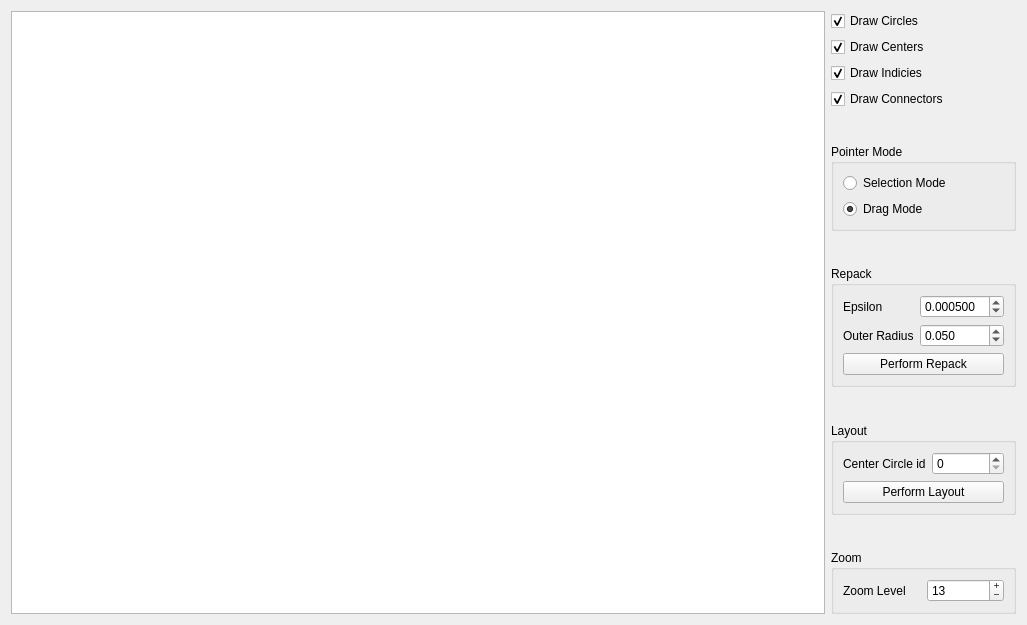
The window that PackingView.ui (Nomadluap/circles) describes before a commit, drawn with Qt 5.
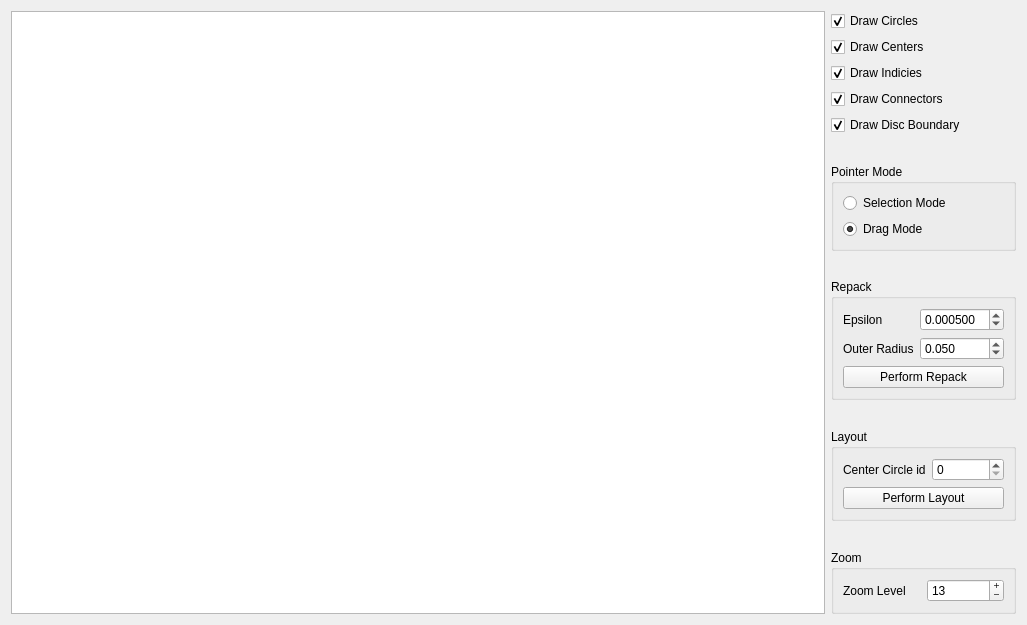
The same window after the commit.

Commit message: Can now show and hide boundary

```diff
--- a/PackingView.ui
+++ b/PackingView.ui
@@ -69,6 +69,16 @@
        </property>
       </widget>
      </item>
+     <item>
+      <widget class="QCheckBox" name="checkBoundary">
+       <property name="text">
+        <string>Draw Disc Boundary</string>
+       </property>
+       <property name="checked">
+        <bool>true</bool>
+       </property>
+      </widget>
+     </item>
      <item>
       <spacer name="verticalSpacer_2">
        <property name="orientation">
```
The commit also changes 5 other files.
